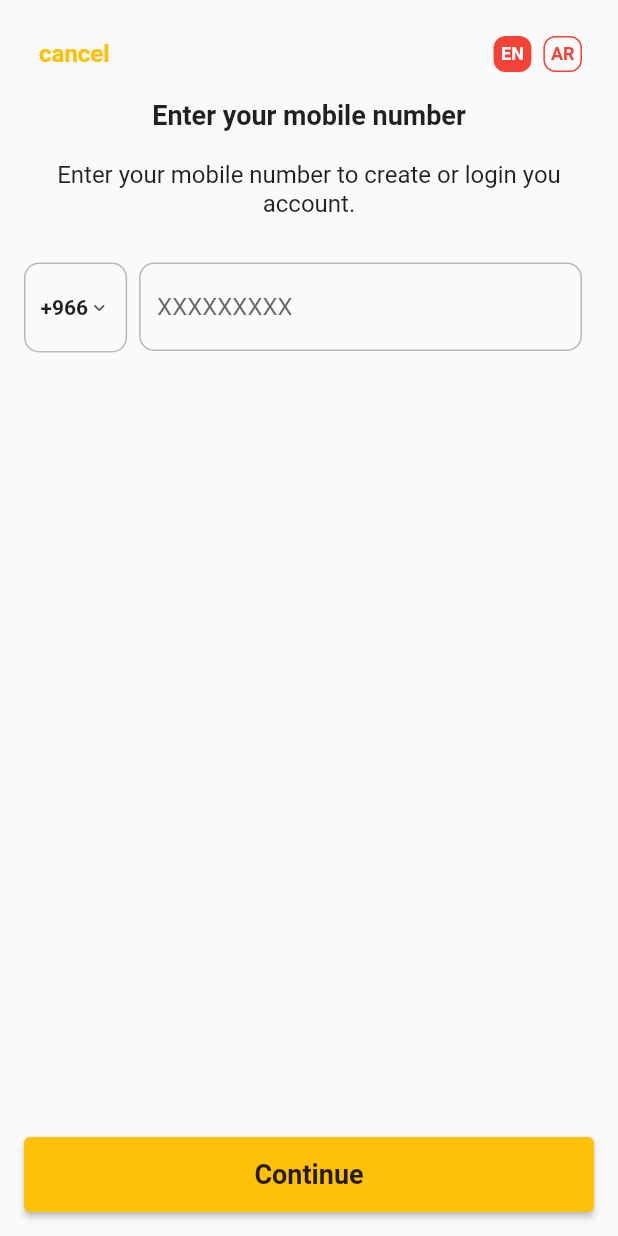
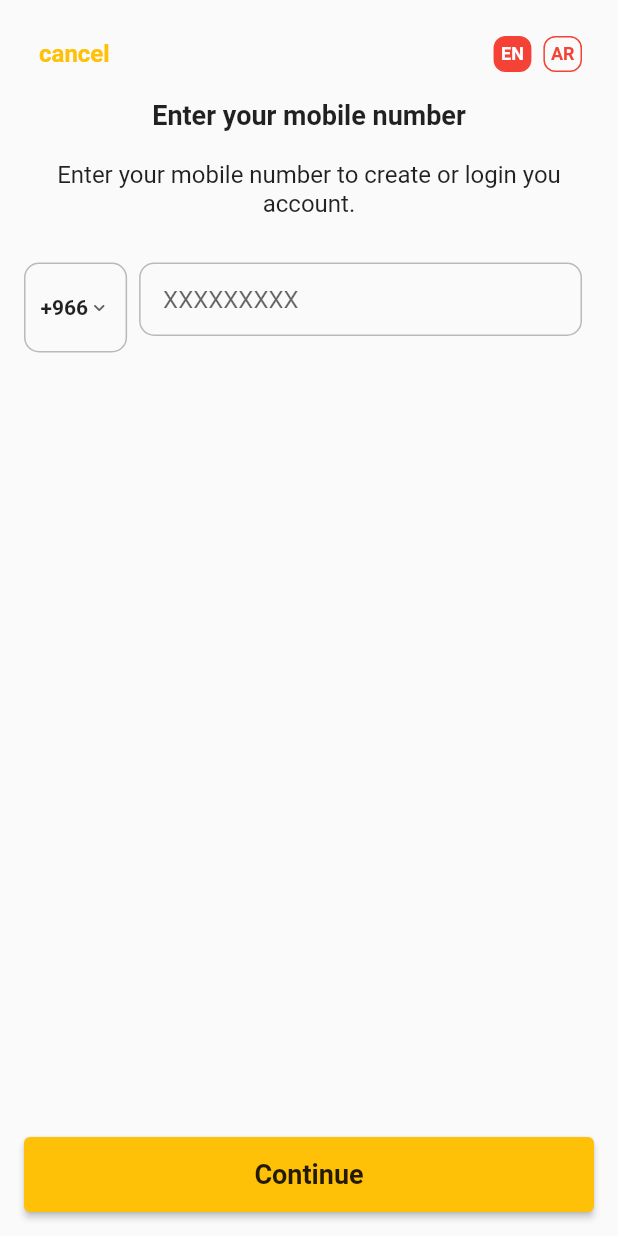
Before and after one commit to omarmeciry21/Food-Deliver-App-Shared, a Flutter app: the screen it shows after launch, on a phone screen of 412 x 824 dp. Run offline on Flutter 3.47's test engine with Material 2 defaults, Android fonts, the phone set to English and light mode, and no system bars; our stand-ins replace carousel_slider, google_fonts, google_maps_flutter, location, shared_preferences; missing offline and left inert: address_search_field, geocoder2; network calls fail; Roboto replaces fonts that are missing (Cairo).

```diff
--- a/lib/ui/screens/login_screen.dart
+++ b/lib/ui/screens/login_screen.dart
@@ -186,8 +186,9 @@ class _LoginScreenState extends State<LoginScreen> {
                 ),
                 Expanded(
                   child: Container(
-                    padding: const EdgeInsets.symmetric(horizontal: 8.0),
-                    width: 200,
+                    padding: const EdgeInsets.symmetric(
+                      horizontal: 8.0,
+                    ),
                     child: Form(
                       key: _formKey,
                       child: TextFormField(
@@ -200,6 +201,8 @@ class _LoginScreenState extends State<LoginScreen> {
                         },
                         keyboardType: TextInputType.number,
                         decoration: InputDecoration(
+                            contentPadding: EdgeInsets.symmetric(
+                                vertical: 15, horizontal: 16),
                             enabledBorder: OutlineInputBorder(
                                 borderRadius: BorderRadius.circular(10),
                                 borderSide:
```
